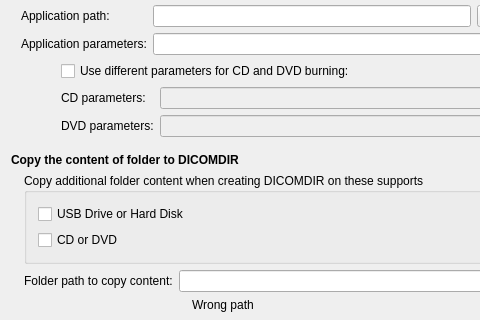
Before: the Qt Designer form starviewer/src/inputoutput/qdicomdirconfigurationscreenbase.ui in starviewer-medical/starviewer, drawn with Qt 5; both pictures show x 0 to 480 and y 112 to 432 of the 651 by 592 pixel window.
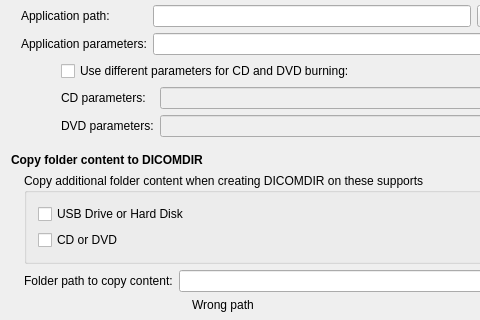
After: the same form once the commit is applied. Icons and pictures are not drawn.

What changed in the file:
```diff
--- a/starviewer/src/inputoutput/qdicomdirconfigurationscreenbase.ui
+++ b/starviewer/src/inputoutput/qdicomdirconfigurationscreenbase.ui
@@ -331,7 +331,7 @@
       </font>
      </property>
      <property name="text">
-      <string>Copy the content of folder to DICOMDIR</string>
+      <string>Copy folder content to DICOMDIR</string>
      </property>
     </widget>
    </item>
```
